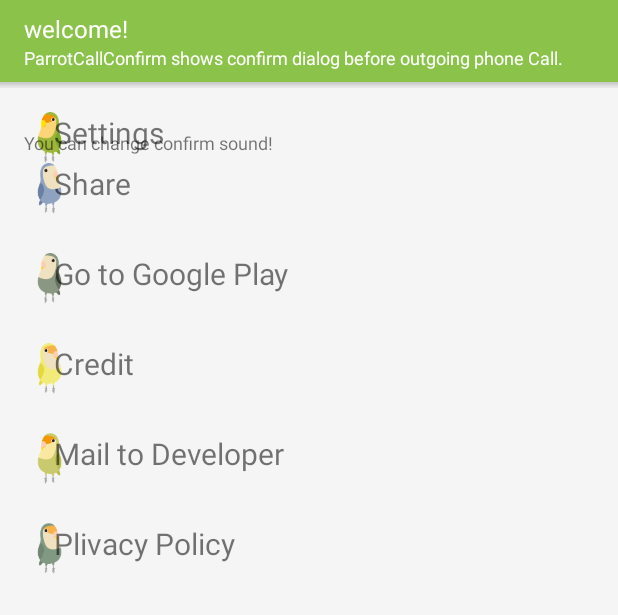
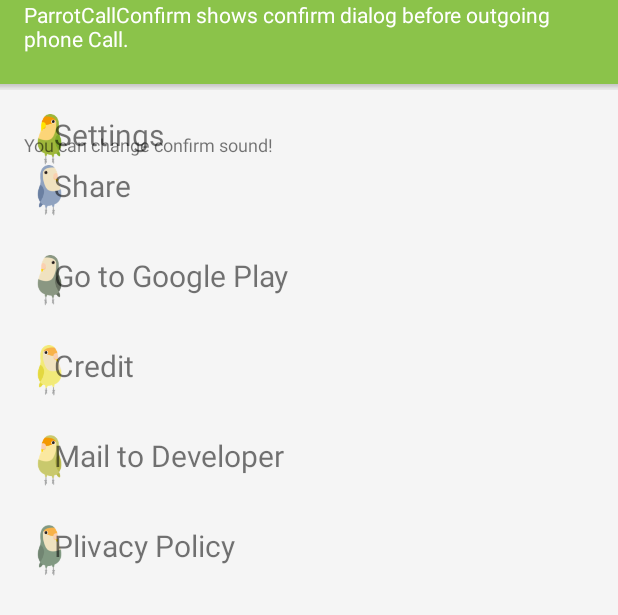
Before and after one commit to sakurabird/Android-ParrotCallConfirm, an Android app: the layout fragment_main.xml on its own in the app's theme, with its tools: preview values and no code run, on a phone screen of 412 x 824 dp. Shown: the top 615 px of the screen. Run offline under Robolectric (Android 15) with nearby library versions, the light colour scheme and no system bars; plain views replace RippleView; Roboto replaces fonts that are not available here.

Commit message:
Remove unnecesaary layout tag. Update some layout attributes.

```diff
--- a/app/src/main/res/layout/fragment_main.xml
+++ b/app/src/main/res/layout/fragment_main.xml
@@ -1,16 +1,10 @@
 <?xml version="1.0" encoding="utf-8"?>
 <layout xmlns:android="http://schemas.android.com/apk/res/android">
 
-    <LinearLayout
+    <ScrollView
         android:layout_width="match_parent"
         android:layout_height="match_parent"
-        android:background="@color/grey_100"
-        android:orientation="vertical">
-
-        <ScrollView
-            android:layout_width="match_parent"
-            android:layout_height="0dp"
-            android:layout_weight="1">
+        android:background="@color/grey_100">
 
         <LinearLayout
             android:layout_width="match_parent"
@@ -29,30 +23,19 @@
                     android:layout_height="wrap_content"
                     android:layout_alignParentTop="true"
                     android:layout_marginStart="@dimen/activity_horizontal_margin"
-                        android:layout_marginTop="@dimen/margin_medium"
-                        android:text="@string/welcome"
+                    android:layout_marginEnd="@dimen/activity_horizontal_margin"
+                    android:text="@string/welcome_message"
                     android:textColor="@android:color/white"
-                        android:textSize="@dimen/font_medium" />
+                    android:textSize="14sp" />
 
                 <TextView
                     android:id="@+id/appVersion"
                     android:layout_width="wrap_content"
                     android:layout_height="wrap_content"
-                        android:layout_alignBottom="@+id/welcomeText"
                     android:layout_alignParentEnd="true"
-                        android:layout_marginEnd="@dimen/margin_xlarge"
-                        android:textColor="@android:color/white"
-                        android:textSize="@dimen/font_small" />
-
-                    <TextView
-                        android:id="@+id/welcomeDescription"
-                        android:layout_width="match_parent"
-                        android:layout_height="wrap_content"
                     android:layout_below="@+id/welcomeText"
-                        android:layout_marginBottom="@dimen/margin_medium"
-                        android:layout_marginLeft="@dimen/margin_xlarge"
-                        android:layout_marginRight="@dimen/margin_xlarge"
-                        android:text="@string/about"
+                    android:layout_marginBottom="@dimen/margin_small"
+                    android:layout_marginEnd="@dimen/activity_horizontal_margin"
                     android:textColor="@android:color/white"
                     android:textSize="@dimen/font_small" />
 
@@ -241,5 +224,4 @@
         </LinearLayout>
     </ScrollView>
 
-    </LinearLayout>
 </layout>
--- a/app/src/main/res/values/strings.xml
+++ b/app/src/main/res/values/strings.xml
@@ -10,9 +10,8 @@
     <string name="no">No</string>
     <string name="information">Information</string>
     <string name="action_settings">Settings</string>
-    <string name="welcome">welcome!</string>
     <string name="please_choose">Please Select</string>
-    <string name="about"> ParrotCallConfirm shows confirm dialog before outgoing phone Call.</string>
+    <string name="welcome_message"> ParrotCallConfirm shows confirm dialog before outgoing phone Call.</string>
     <string name="share">Share</string>
     <string name="share_text">http://play.google.com/store/apps/details?id=com.sakurafish.parrot.callconfirm</string>
 
@@ -21,7 +20,7 @@
     <string name="text_credit">Credit</string>
     <string name="text_mail_to_dev">Mail to Developer</string>
     <string name="text_privacy_policy">Plivacy Policy</string>
-    <string name="text_app_version">version%1$s</string>
+    <string name="text_app_version">ver%1$s</string>
 
     <string name="setting_mail_to_dev2">[ParrotCallConfirm] Suggestions and Opinions</string>
     <string name="setting_mail_to_dev3">We do not sell or share your information with anyone else.</string>
@@ -33,7 +32,7 @@
     <string name="setting_sound_on_title">Sound On</string>
     <string name="setting_sound1">Select Sound</string>
     <string name="setting_sound2">Sound volume</string>
-    <string name="message_info1">You are making a phone call...</string>
+    <string name="message_info1">You are making a phone call…</string>
     <string name="message_info2">Confirm</string>
     <string name="message_confirm1">Call Confirm</string>
     <string name="message_number">Number:</string>
```
Also changed, not shown: 1 other file. Lines whose indentation alone changed are shown as unchanged.
